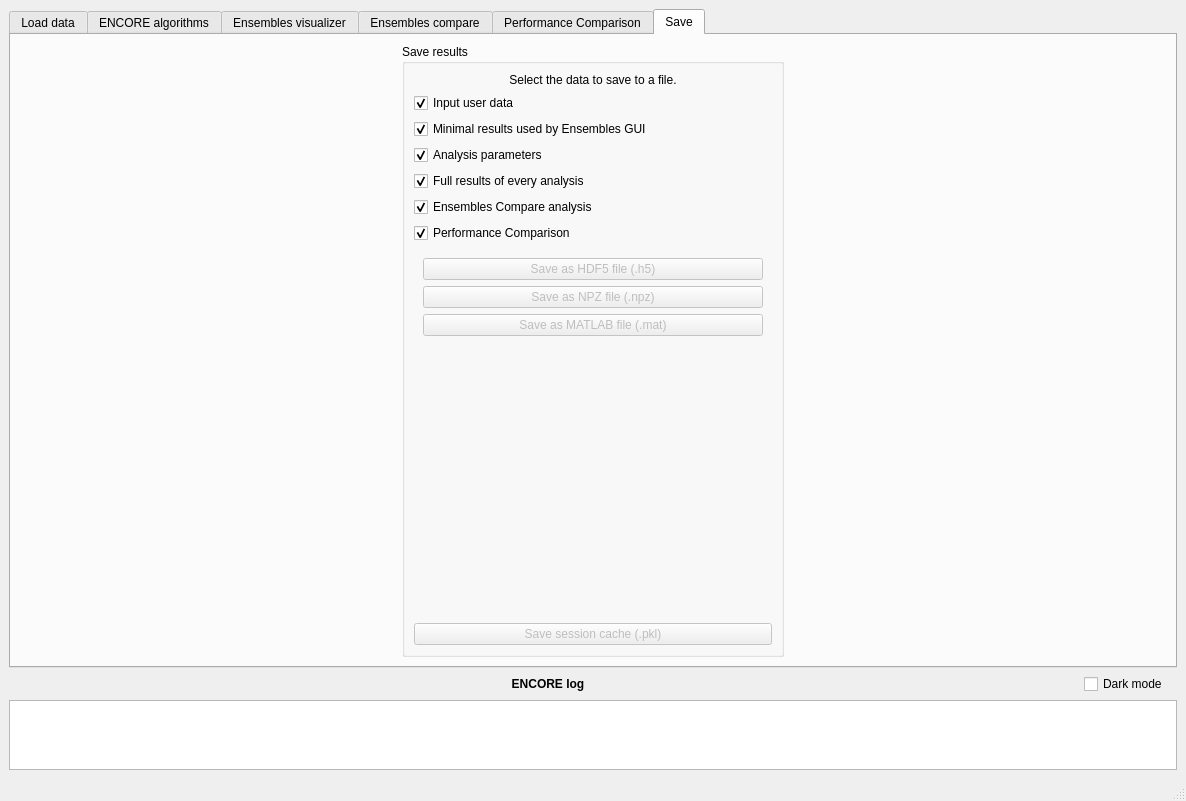
The window that src/encore/gui/MainWindow.ui (rivelco/ENCORE) describes before a commit, drawn with Qt 5.
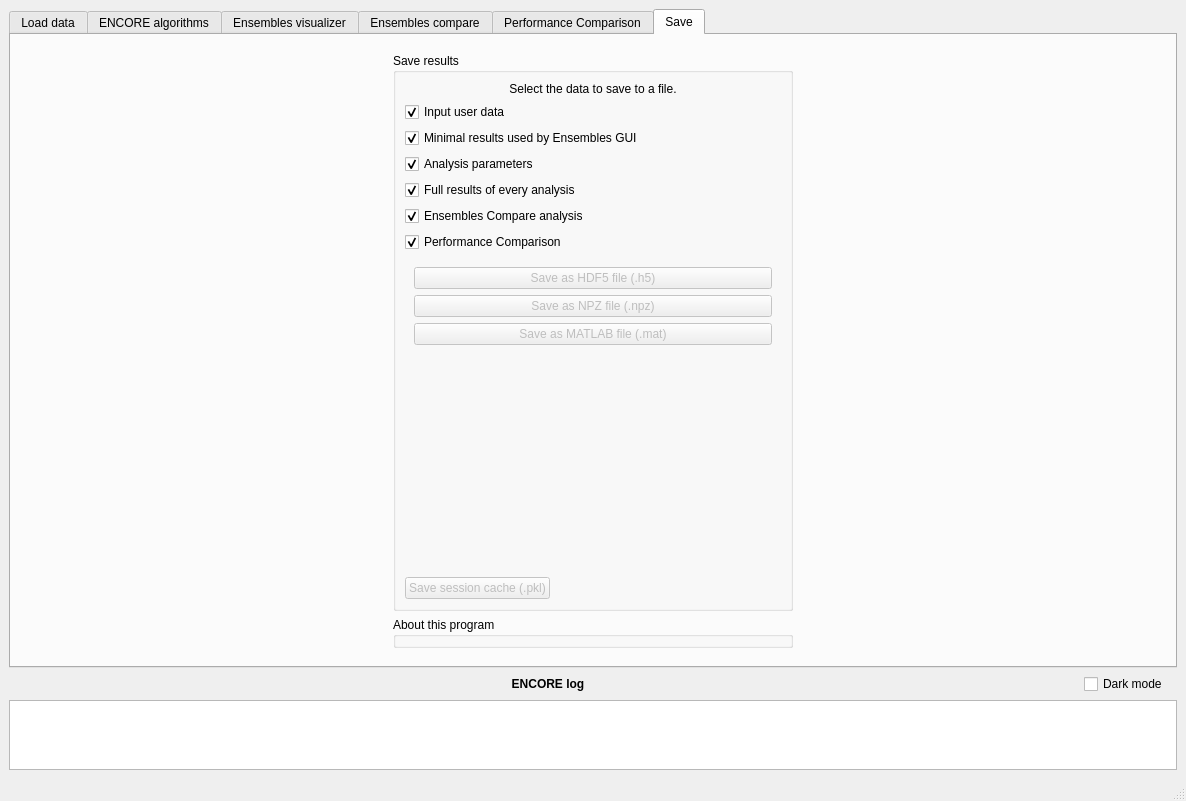
The same window after the commit. The open tabs and pages were chosen to show the change. Custom widgets are drawn as their Qt base class.

What changed in the file:
```diff
--- a/src/encore/gui/MainWindow.ui
+++ b/src/encore/gui/MainWindow.ui
@@ -2415,6 +2415,9 @@
          </spacer>
         </item>
         <item>
+         <widget class="QWidget" name="widget" native="true">
+          <layout class="QGridLayout" name="gridLayout_3">
+           <item row="0" column="0" rowspan="2">
          <widget class="QGroupBox" name="groupBox_26">
           <property name="sizePolicy">
            <sizepolicy hsizetype="Expanding" vsizetype="Preferred">
@@ -2422,6 +2425,12 @@
             <verstretch>0</verstretch>
            </sizepolicy>
           </property>
+             <property name="minimumSize">
+              <size>
+               <width>400</width>
+               <height>0</height>
+              </size>
+             </property>
           <property name="title">
            <string>Save results</string>
           </property>
@@ -2578,6 +2587,12 @@
              <property name="enabled">
               <bool>false</bool>
              </property>
+                <property name="sizePolicy">
+                 <sizepolicy hsizetype="Maximum" vsizetype="Fixed">
+                  <horstretch>0</horstretch>
+                  <verstretch>0</verstretch>
+                 </sizepolicy>
+                </property>
              <property name="toolTip">
               <string>Save selected data as Pickle file.
 Pickle files are not guaranteed to be stable across Python versions
@@ -2585,6 +2600,22 @@
              </property>
              <property name="text">
               <string>Save session cache (.pkl)</string>
+                </property>
+               </widget>
+              </item>
+             </layout>
+            </widget>
+           </item>
+           <item row="2" column="0">
+            <widget class="QGroupBox" name="main_about_box">
+             <property name="sizePolicy">
+              <sizepolicy hsizetype="Preferred" vsizetype="Maximum">
+               <horstretch>0</horstretch>
+               <verstretch>0</verstretch>
+              </sizepolicy>
+             </property>
+             <property name="title">
+              <string>About this program</string>
              </property>
             </widget>
            </item>
```
Left out of the diff: 22 changed lines with no effect on the pictures. Lines whose indentation alone changed are shown as unchanged.
